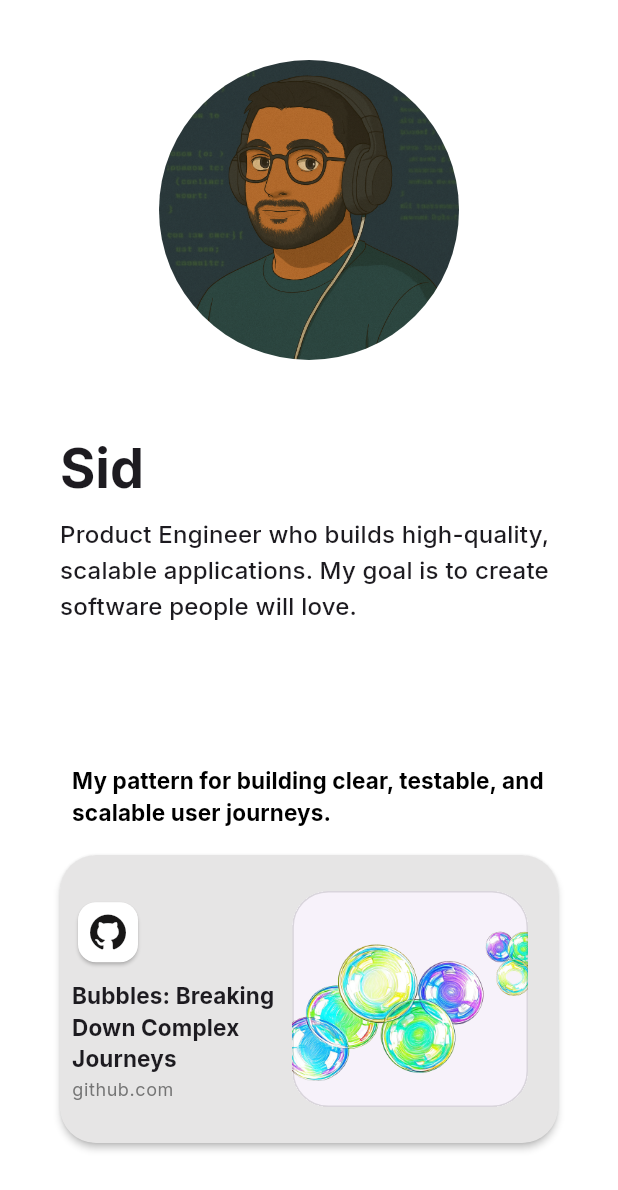
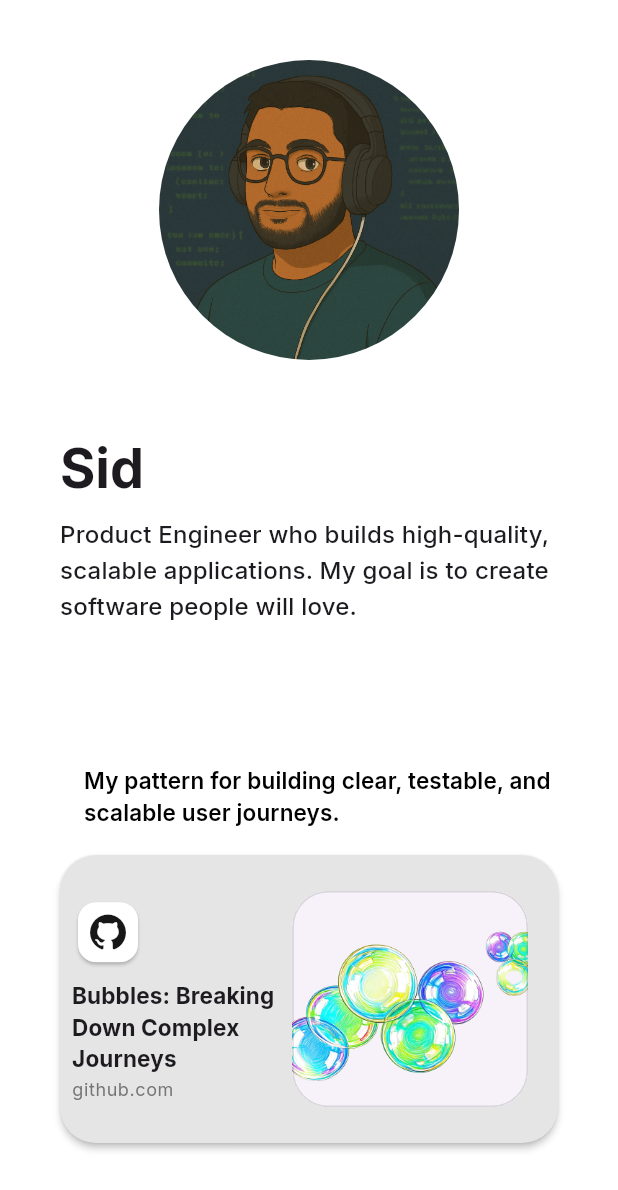
Before and after one commit to SiddharthJoshi1/bento_clone, a Flutter app: the screen it shows after launch, on a phone screen of 412 x 824 dp. Shown: the top 1190 px of the screen. Run offline on Flutter 3.47's test engine with Material 3 defaults, Android fonts, the light colour scheme and no system bars; our stand-ins replace font_awesome_flutter, get_it, google_fonts.

Commit message:
chore: fix section title

```diff
--- a/lib/presentation/widgets/bento_grid/tiles/smart_bento_tile.dart
+++ b/lib/presentation/widgets/bento_grid/tiles/smart_bento_tile.dart
@@ -267,11 +267,11 @@ class SmartBentoTile extends StatelessWidget {
     final isDark = getBackgroundCardColour().computeLuminance() > 0.5;
     return Container(
       alignment: Alignment.bottomLeft,
-      padding: const EdgeInsets.only(left: AppInsets.s),
+      padding: const EdgeInsets.only(left: AppInsets.m),
       child: Text(
         config.title,
         style: ResponsiveText.titleSmall(context)?.copyWith(
-          fontWeight: FontWeight.bold,
+          fontWeight: FontWeight.w600,
           color: isDark ? Colors.white : Colors.black,
         ),
       ),
@@ -419,7 +419,9 @@ class SmartBentoTile extends StatelessWidget {
       child: Card(
         elevation: (config.type == TileType.sectionTitle) ? 0 : 2,
         clipBehavior: Clip.antiAlias,
-        shape: RoundedRectangleBorder(borderRadius: AppRadii.card),
+        shape: config.type != TileType.sectionTitle
+            ? RoundedRectangleBorder(borderRadius: AppRadii.card)
+            : null,
         color: getBackgroundCardColour(),
         child: InkWell(
           onTap: config.url != null
```
